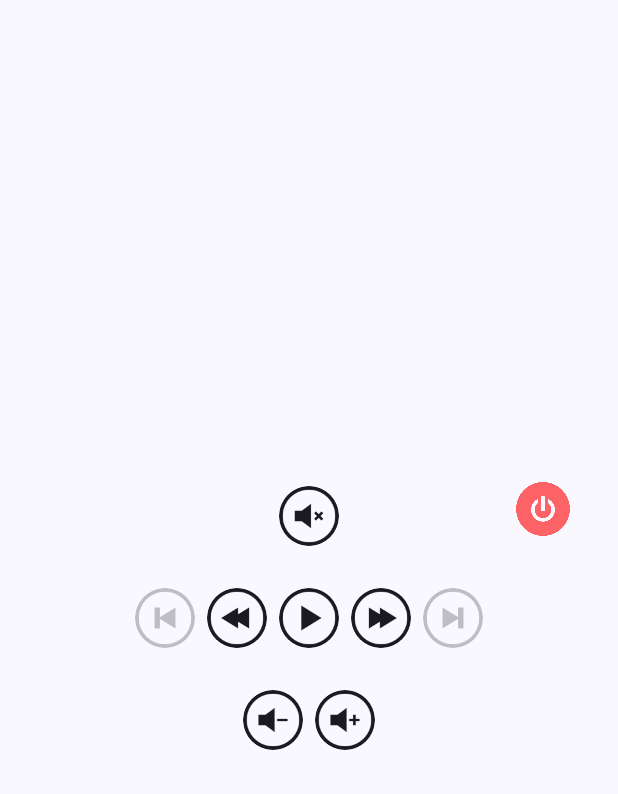
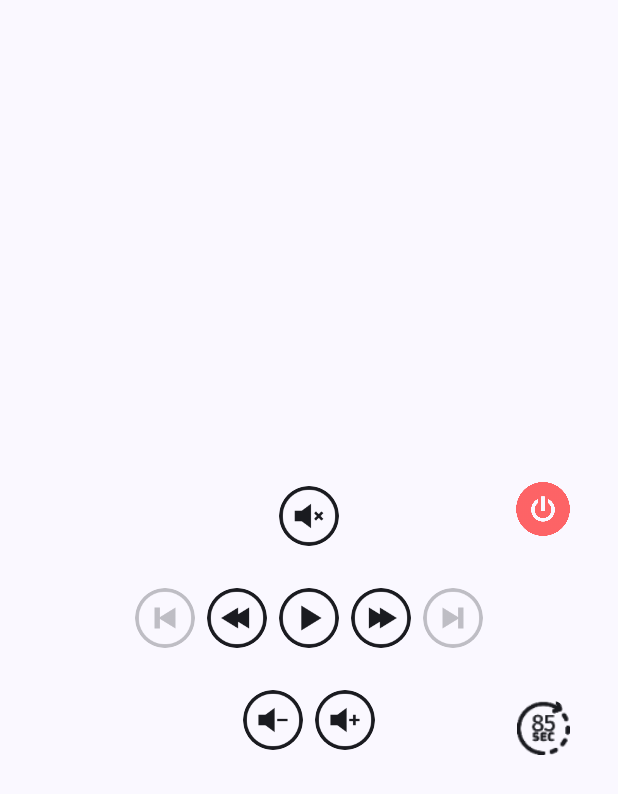
Before and after one commit to 0xSilverest/remotty, an Android app built with Jetpack Compose: the composable RemoteControlScreen called with empty values, on a phone screen of 412 x 824 dp. Shown: the top 794 px of the screen. Run offline under Robolectric (Android 15) with nearby library versions, the phone set to English and light mode, and no system bars; network calls fail.

Commit message:
Skip button + Minor bug fix

```diff
--- a/app/src/main/java/com/remotty/clientgui/MainActivity.kt
+++ b/app/src/main/java/com/remotty/clientgui/MainActivity.kt
@@ -214,8 +214,8 @@ fun AppNavHost(modifier: Modifier = Modifier,
                     onDecreaseVolume = { clientManager.sendSignal(Signal.DECREASE) },
                     onMute = { clientManager.sendSignal(Signal.MUTE) },
                     onPausePlay = { clientManager.sendSignal(Signal.PLAY_OR_PAUSE) },
-                    onForward = { clientManager.sendSignal(Signal.SEEK_FORWARD) },
-                    onBackward = { clientManager.sendSignal(Signal.SEEK_BACKWARD) },
+                    onForward = { clientManager.sendSignal(Signal.SEEK_FORWARD, "$it") },
+                    onBackward = { clientManager.sendSignal(Signal.SEEK_BACKWARD, "$it") },
                     onNext = {
                         if (nextEpisode != null) {
                             clientManager.sendSignal(Signal.PLAY, "$showName/${nextEpisode!!.relativePath}")
@@ -273,7 +273,7 @@ fun MainScreen(
         LaunchedEffect(isConnected) {
             if (!isConnected) {
                 navController.navigate("connectionScreen") {
-                    popUpTo(navController.graph.startDestinationId) { inclusive = true }
+                    popUpTo(0) { inclusive = true }
                 }
             }
         }
--- a/app/src/main/java/com/remotty/clientgui/ui/screens/RemoteControlScreen.kt
+++ b/app/src/main/java/com/remotty/clientgui/ui/screens/RemoteControlScreen.kt
@@ -1,14 +1,11 @@
 package com.remotty.clientgui.ui.screens
 
-import androidx.compose.foundation.BorderStroke
-import androidx.compose.foundation.background
+import androidx.compose.foundation.*
 import androidx.compose.foundation.layout.*
 import androidx.compose.foundation.lazy.grid.GridCells
 import androidx.compose.foundation.lazy.grid.LazyVerticalGrid
 import androidx.compose.foundation.lazy.grid.items
-import androidx.compose.foundation.rememberScrollState
 import androidx.compose.foundation.shape.RoundedCornerShape
-import androidx.compose.foundation.verticalScroll
 import androidx.compose.material3.*
 import androidx.compose.runtime.*
 import androidx.compose.ui.Alignment
@@ -32,8 +29,8 @@ fun RemoteControlScreen(
     onIncreaseVolume: () -> Unit = {},
     onDecreaseVolume: () -> Unit = {},
     onPausePlay: () -> Unit = {},
-    onForward: () -> Unit = {},
-    onBackward: () -> Unit = {},
+    onForward: (Int) -> Unit = {},
+    onBackward: (Int) -> Unit = {},
     onNext: () -> Unit = {},
     onLast: () -> Unit = {},
     onMute: () -> Unit = {},
@@ -114,7 +111,7 @@ fun RemoteControlScreen(
                     )
                 }
 
-                IconButton(onClick = onBackward) {
+                IconButton(onClick = { onBackward(5) }) {
                     Icon(
                         painter = painterResource(id = R.mipmap.seek_backward),
                         contentDescription = "Backward",
@@ -130,7 +127,7 @@ fun RemoteControlScreen(
                     )
                 }
 
-                IconButton(onClick = onForward) {
+                IconButton(onClick = { onForward(5) }) {
                     Icon(
                         painter = painterResource(id = R.mipmap.seek_forward),
                         contentDescription = "Forward",
@@ -152,6 +149,7 @@ fun RemoteControlScreen(
 
             if (!isSmallScreen) Spacer(modifier = Modifier.height(20.dp)) else Spacer(modifier = Modifier.height(6.dp))
 
+            Box(modifier = Modifier.fillMaxWidth().height(48.dp).align(Alignment.CenterHorizontally)) {
                 Row(
                     horizontalArrangement = Arrangement.Center,
                     verticalAlignment = Alignment.CenterVertically,
@@ -171,6 +169,21 @@ fun RemoteControlScreen(
                             contentDescription = "Increase Volume",
                             modifier = Modifier.size(if (isSmallScreen) 40.dp else 48.dp)
                         )
+                    }
+                }
+
+                IconButton(
+                    onClick = { onForward(85) },
+                    modifier = Modifier
+                        .align(Alignment.BottomEnd)
+                        .offset(y = (5).dp, x = (-10).dp)
+                ) {
+                    Icon(
+                        painter = painterResource(id = R.mipmap.holy_skip),
+                        contentDescription = "Holy skip 1:25",
+                        modifier = Modifier.size(36.dp)
+                    )
+
                 }
             }
 
--- a/server/src/main/kotlin/network/MessagesHandler.kt
+++ b/server/src/main/kotlin/network/MessagesHandler.kt
@@ -46,8 +46,8 @@ data class MessagesHandler (
                 Signal.INCREASE -> CommandExecutor.increaseVolume(5)
                 Signal.DECREASE -> CommandExecutor.decreaseVolume(5)
                 Signal.PLAY_OR_PAUSE -> CommandExecutor.playOrPause()
-                Signal.SEEK_BACKWARD -> CommandExecutor.seek(-10)
-                Signal.SEEK_FORWARD -> CommandExecutor.seek(10)
+                Signal.SEEK_BACKWARD -> CommandExecutor.seek(-message.content.toInt())
+                Signal.SEEK_FORWARD -> CommandExecutor.seek(message.content.toInt())
                 Signal.PLAY -> CommandExecutor.play("${folder.absolutePath}/${message.content}")
                 Signal.PLAY_MOVIE -> CommandExecutor.playMovie("${folder.absolutePath}/${message.content}")
                 Signal.MUTE -> CommandExecutor.mute()
--- a/server/src/main/kotlin/utils/CommandExecutor.kt
+++ b/server/src/main/kotlin/utils/CommandExecutor.kt
@@ -48,6 +48,7 @@ object CommandExecutor {
                     "mpv",
                     "--fs",
                     "--fs-screen=1",
+                    "--geometry=2560x1440",
                     "--input-ipc-server=/tmp/mpvsocket",
                     videoPath
                 )
@@ -72,6 +73,7 @@ object CommandExecutor {
 
     fun seek(seconds: Int) {
         val command = """{"command": ["seek", $seconds, "relative"]}"""
+        logger.info { command }
         mpvCommand(command)
     }
 
```
Also changed, not shown: build.gradle.kts (+8 -0 lines), app/src/main/res/mipmap-xxxhdpi/holy_skip.png (added). Lines whose indentation alone changed are shown as unchanged.
